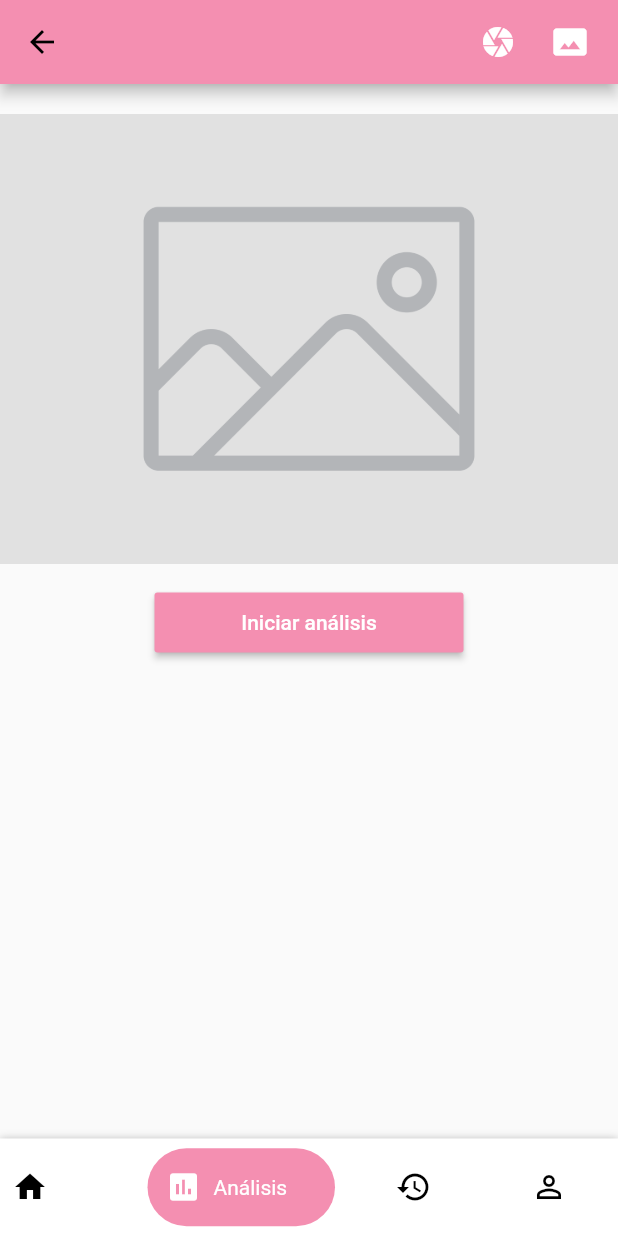
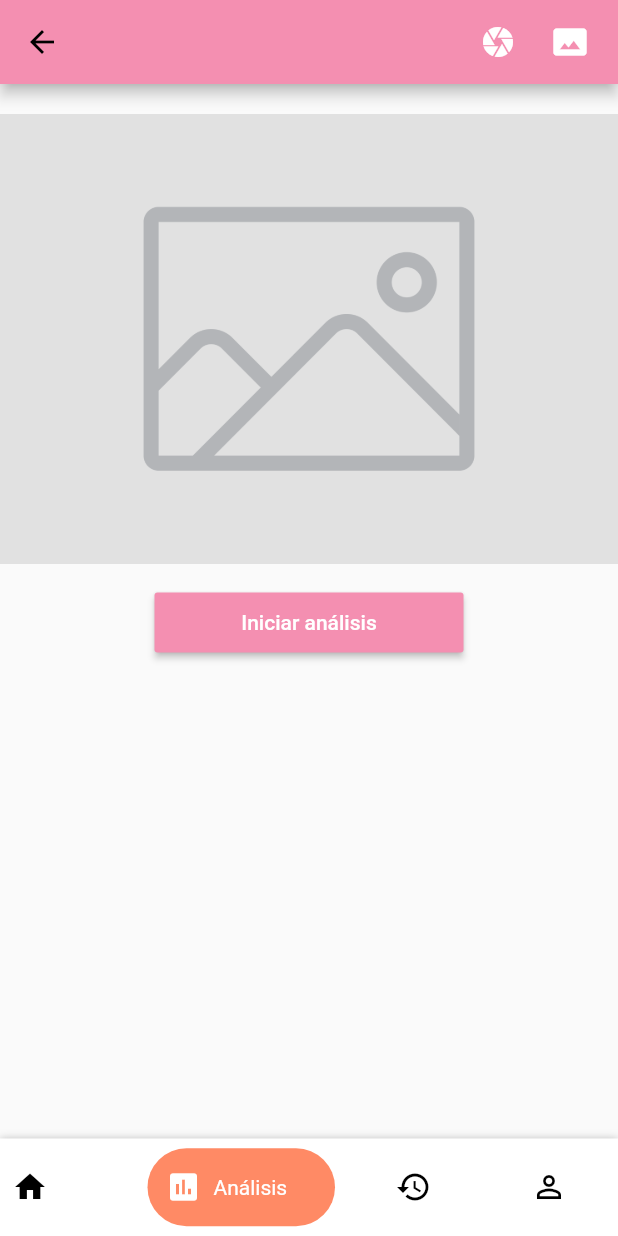
Before and after one commit to arrecis59/ui-client, a Flutter app: the HomePage screen opened by its route, item 2 of the bottom bar chosen, on a phone screen of 412 x 824 dp. Run offline on Flutter 3.47's test engine with Material 2 defaults, Android fonts, the phone set to English and light mode, and no system bars; our stand-ins replace image_picker, shared_preferences; accounts and stored records are empty; statements that could not run were skipped.

Commit message:
cambio de color opcion analisis buttomNavba

```diff
--- a/lib/src/pages/home_page.dart
+++ b/lib/src/pages/home_page.dart
@@ -19,8 +19,8 @@ class _HomePageState extends State<HomePage> {
 
   List<NavigationItem> items = [
     NavigationItem(Icon(Icons.home), Text('Home'), Colors.blue.shade300),
-    NavigationItem(Icon(Icons.insert_chart), Text('Análisis'), Colors.pink.shade200),
-    NavigationItem(Icon(Icons.history), Text('Historial'), Colors.deepOrange.shade300),
+    NavigationItem(Icon(Icons.insert_chart), Text('Análisis'), Colors.deepOrange.shade300),
+    NavigationItem(Icon(Icons.history), Text('Historial'), Colors.green.shade300),
     NavigationItem(Icon(Icons.person_outline), Text('Cuenta'), Colors.teal.shade200),
   ];
 
```
